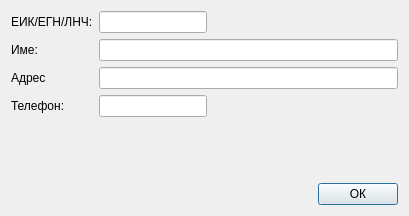
Old version of the form src/View/Widgets/RecipientEditView.ui in the repository thefinalcutbg/DinoDent.
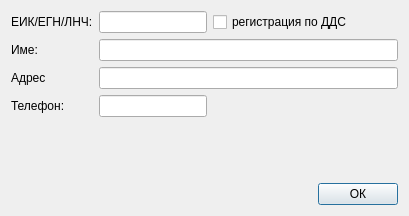
New version of the form. Custom widgets are drawn as their Qt base class.

Commit message: VAT changed to boolean. Added VAT for recipient

What changed in the file:
```diff
--- a/src/View/Widgets/RecipientEditView.ui
+++ b/src/View/Widgets/RecipientEditView.ui
@@ -54,6 +54,8 @@
      <item>
       <layout class="QVBoxLayout" name="verticalLayout_2">
        <item>
+        <layout class="QHBoxLayout" name="horizontalLayout_3">
+         <item>
         <widget class="LineEdit" name="idEdit">
          <property name="sizePolicy">
           <sizepolicy hsizetype="Fixed" vsizetype="Fixed">
@@ -65,6 +67,28 @@
           <number>13</number>
          </property>
         </widget>
+         </item>
+         <item>
+          <widget class="QCheckBox" name="vatCheck">
+           <property name="text">
+            <string>регистрация по ДДС</string>
+           </property>
+          </widget>
+         </item>
+         <item>
+          <spacer name="horizontalSpacer">
+           <property name="orientation">
+            <enum>Qt::Horizontal</enum>
+           </property>
+           <property name="sizeHint" stdset="0">
+            <size>
+             <width>40</width>
+             <height>20</height>
+            </size>
+           </property>
+          </spacer>
+         </item>
+        </layout>
        </item>
        <item>
         <widget class="LineEdit" name="nameEdit">
```
Lines whose indentation alone changed are shown as unchanged. The commit also changes 27 other files.
